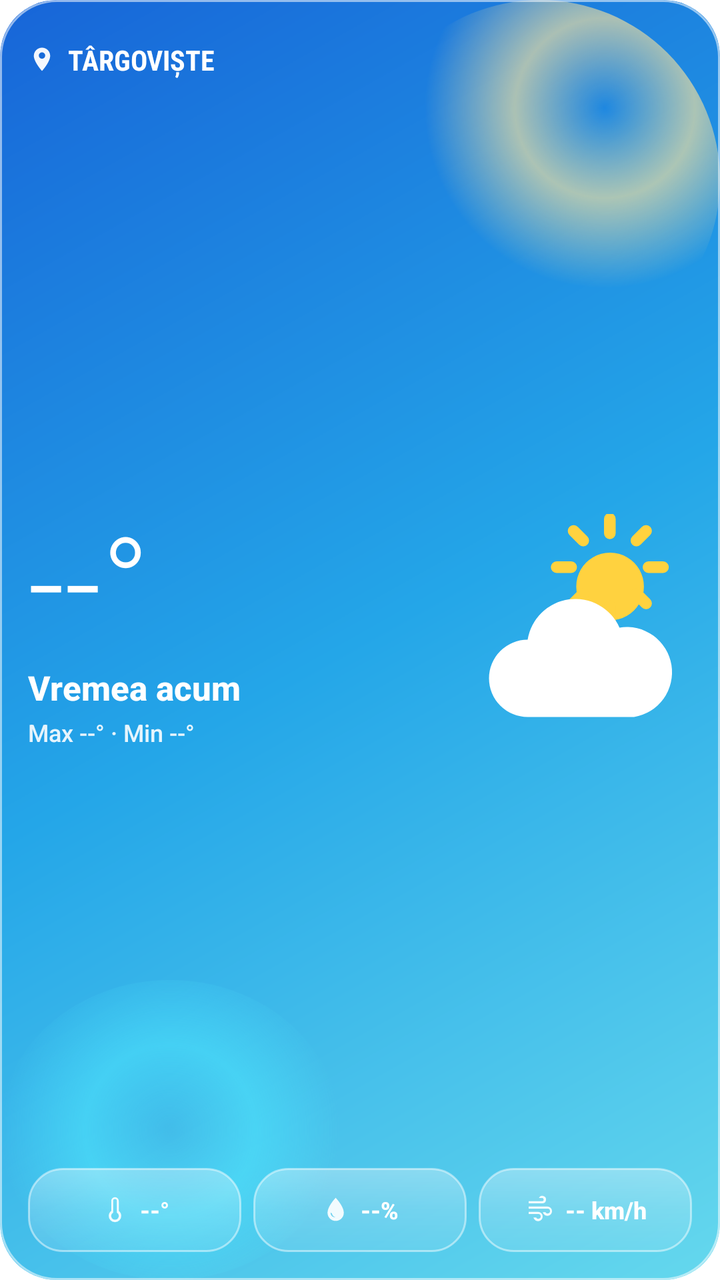
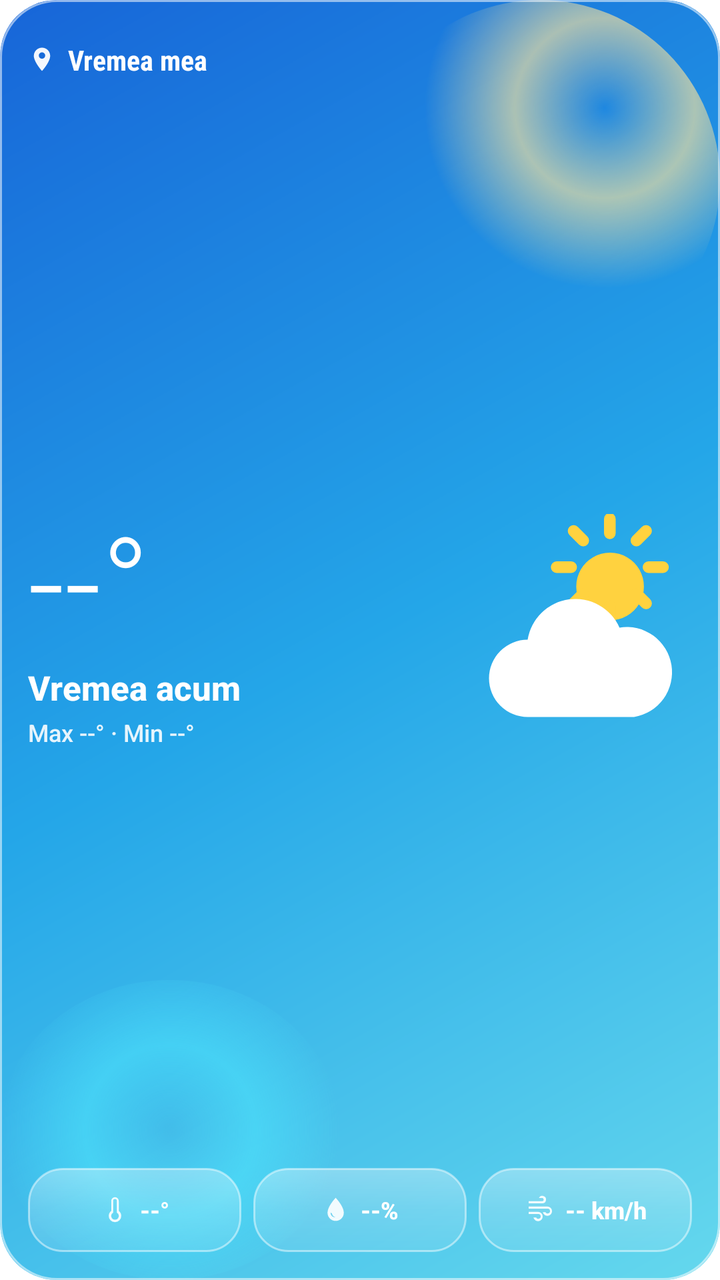

Screens rendered from an Android XML layout before and after an edit, with the pre-edit source and the edit as a unified diff.
<!-- AndroidManifest.xml: application theme android:Theme.Translucent.NoTitleBar -->
<!-- res/layout/widget_details.xml -->
<?xml version="1.0" encoding="utf-8"?>
<LinearLayout xmlns:android="http://schemas.android.com/apk/res/android"
    android:id="@+id/details_root"
    android:layout_width="match_parent"
    android:layout_height="match_parent"
    android:background="@drawable/widget_weather_day"
    android:clipToOutline="true"
    android:orientation="vertical"
    android:padding="14dp">

    <LinearLayout
        android:layout_width="match_parent"
        android:layout_height="32dp"
        android:gravity="center_vertical"
        android:orientation="horizontal">

        <TextView
            android:id="@+id/details_oras"
            android:layout_width="0dp"
            android:layout_height="wrap_content"
            android:layout_weight="1"
            android:drawableStart="@drawable/ic_widget_location"
            android:drawablePadding="6dp"
            android:ellipsize="end"
            android:fontFamily="sans-serif-condensed"
            android:maxLines="1"
            android:text="TÂRGOVIȘTE"
            android:textColor="#FFFFFFFF"
            android:textSize="14sp"
            android:textStyle="bold" />

        <TextView
            android:id="@+id/details_actualizat"
            android:layout_width="wrap_content"
            android:layout_height="wrap_content"
            android:layout_marginEnd="6dp"
            android:maxLines="1"
            android:text=""
            android:textColor="#D8FFFFFF"
            android:textSize="10sp" />
</LinearLayout>

    <LinearLayout
        android:layout_width="match_parent"
        android:layout_height="0dp"
        android:layout_weight="1"
        android:baselineAligned="false"
        android:gravity="center_vertical"
        android:orientation="horizontal">

        <LinearLayout
            android:layout_width="0dp"
            android:layout_height="wrap_content"
            android:layout_weight="1"
            android:orientation="vertical">

            <TextView
                android:id="@+id/details_temp"
                android:layout_width="wrap_content"
                android:layout_height="wrap_content"
                android:fontFamily="sans-serif-light"
                android:includeFontPadding="false"
                android:maxLines="1"
                android:text="--°"
                android:textColor="#FFFFFFFF"
                android:textSize="64sp" />

            <TextView
                android:id="@+id/details_desc"
                android:layout_width="match_parent"
                android:layout_height="wrap_content"
                android:layout_marginTop="2dp"
                android:ellipsize="end"
                android:fontFamily="sans-serif-medium"
                android:maxLines="1"
                android:text="Vremea acum"
                android:textColor="#FFFFFFFF"
                android:textSize="17sp"
                android:textStyle="bold" />

            <TextView
                android:id="@+id/details_maxmin"
                android:layout_width="match_parent"
                android:layout_height="wrap_content"
                android:layout_marginTop="3dp"
                android:ellipsize="end"
                android:fontFamily="sans-serif-medium"
                android:maxLines="1"
                android:text="Max --° · Min --°"
                android:textColor="#E2FFFFFF"
                android:textSize="12sp" />

            <TextView
                android:id="@+id/details_warning"
                android:layout_width="wrap_content"
                android:layout_height="wrap_content"
                android:layout_marginTop="5dp"
                android:background="@drawable/widget_warning_yellow"
                android:ellipsize="end"
                android:maxLines="1"
                android:paddingStart="8dp"
                android:paddingTop="4dp"
                android:paddingEnd="8dp"
                android:paddingBottom="4dp"
                android:text="! COD"
                android:textColor="#27313B"
                android:textSize="8sp"
                android:textStyle="bold"
                android:visibility="gone" />
        </LinearLayout>

        <ImageView
            android:id="@+id/details_icon"
            android:layout_width="116dp"
            android:layout_height="116dp"
            android:layout_marginStart="10dp"
            android:contentDescription="Starea vremii"
            android:src="@drawable/ic_w_partial" />
    </LinearLayout>

    <LinearLayout
        android:layout_width="match_parent"
        android:layout_height="42dp"
        android:baselineAligned="false"
        android:orientation="horizontal">

        <LinearLayout
            android:layout_width="0dp"
            android:layout_height="match_parent"
            android:layout_marginEnd="4dp"
            android:layout_weight="1"
            android:background="@drawable/widget_glass"
            android:gravity="center"
            android:orientation="horizontal"
            android:paddingStart="7dp"
            android:paddingEnd="7dp">
            <ImageView android:layout_width="15dp" android:layout_height="15dp" android:contentDescription="Temperatura resimțită" android:src="@drawable/ic_widget_thermo" />
            <TextView android:id="@+id/details_feels" android:layout_width="wrap_content" android:layout_height="wrap_content" android:layout_marginStart="5dp" android:ellipsize="end" android:fontFamily="sans-serif-medium" android:maxLines="1" android:text="--°" android:textColor="#FFFFFFFF" android:textSize="12sp" android:textStyle="bold" />
        </LinearLayout>

        <LinearLayout
            android:layout_width="0dp"
            android:layout_height="match_parent"
            android:layout_marginStart="2dp"
            android:layout_marginEnd="2dp"
            android:layout_weight="1"
            android:background="@drawable/widget_glass"
            android:gravity="center"
            android:orientation="horizontal"
            android:paddingStart="7dp"
            android:paddingEnd="7dp">
            <ImageView android:layout_width="15dp" android:layout_height="15dp" android:contentDescription="Umiditate" android:src="@drawable/ic_widget_drop" />
            <TextView android:id="@+id/details_humidity" android:layout_width="wrap_content" android:layout_height="wrap_content" android:layout_marginStart="5dp" android:ellipsize="end" android:fontFamily="sans-serif-medium" android:maxLines="1" android:text="--%" android:textColor="#FFFFFFFF" android:textSize="12sp" android:textStyle="bold" />
        </LinearLayout>

        <LinearLayout
            android:layout_width="0dp"
            android:layout_height="match_parent"
            android:layout_marginStart="4dp"
            android:layout_weight="1"
            android:background="@drawable/widget_glass"
            android:gravity="center"
            android:orientation="horizontal"
            android:paddingStart="7dp"
            android:paddingEnd="7dp">
            <ImageView android:layout_width="16dp" android:layout_height="16dp" android:contentDescription="Vânt" android:src="@drawable/ic_widget_wind" />
            <TextView android:id="@+id/details_wind" android:layout_width="wrap_content" android:layout_height="wrap_content" android:layout_marginStart="5dp" android:ellipsize="end" android:fontFamily="sans-serif-medium" android:maxLines="1" android:text="-- km/h" android:textColor="#FFFFFFFF" android:textSize="12sp" android:textStyle="bold" />
        </LinearLayout>
    </LinearLayout>
</LinearLayout>
<!-- resources referenced by this layout -->
<resources>
  <!-- drawable ic_w_partial (drawable) -->
  <vector xmlns:android="http://schemas.android.com/apk/res/android"
      android:width="48dp" android:height="48dp" android:viewportWidth="48" android:viewportHeight="48">
      <path android:fillColor="#FFD23F" android:pathData="M31,8a7,7 0 1,0 0.1,0z"/>
      <path android:strokeColor="#FFD23F" android:strokeWidth="2.4" android:strokeLineCap="round"
          android:pathData="M31,1v3 M31,19v3 M20,11h3 M39,11h3 M23.5,3.5l2,2 M36.5,16.5l2,2 M38.5,3.5l-2,2 M25.5,16.5l-2,2"/>
      <path android:fillColor="#FFFFFF"
          android:pathData="M14,42a8,8 0 0,1 0,-16 10,10 0 0,1 19,-2.5 8,8 0 0,1 3,18.5z"/>
  </vector>
  <!-- drawable ic_widget_drop (drawable) -->
  <vector xmlns:android="http://schemas.android.com/apk/res/android" android:width="14dp" android:height="14dp" android:viewportWidth="24" android:viewportHeight="24">
      <path android:fillColor="#E8FFFFFF" android:pathData="M12,2.5S5.5,9.2 5.5,14.5a6.5,6.5 0,1 0,13,0C18.5,9.2 12,2.5 12,2.5zM9,15c0.3,1.7 1.3,2.7 3,3c-2.4,0.4 -4.4,-1.6 -4,-4c0.2,0.6 0.5,0.9 1,1z" />
  </vector>
  <!-- drawable ic_widget_location (drawable) -->
  <vector xmlns:android="http://schemas.android.com/apk/res/android" android:width="14dp" android:height="14dp" android:viewportWidth="24" android:viewportHeight="24">
      <path android:fillColor="#F2FFFFFF" android:pathData="M12,2C8.13,2 5,5.13 5,9c0,5.25 7,13 7,13s7,-7.75 7,-13c0,-3.87 -3.13,-7 -7,-7zM12,11.5A2.5,2.5 0,1 1,12,6a2.5,2.5 0,0 1,0,5.5z" />
  </vector>
  <!-- drawable ic_widget_thermo (drawable) -->
  <vector xmlns:android="http://schemas.android.com/apk/res/android" android:width="14dp" android:height="14dp" android:viewportWidth="24" android:viewportHeight="24">
      <path android:fillColor="#E8FFFFFF" android:pathData="M15,13V5a3,3 0,0 0,-6,0v8a5,5 0,1 0,6,0zM12,20a3,3 0,0 1,-1.5,-5.6V5a1.5,1.5 0,0 1,3,0v9.4A3,3 0,0 1,12,20z" />
  </vector>
  <!-- drawable ic_widget_wind (drawable) -->
  <vector xmlns:android="http://schemas.android.com/apk/res/android" android:width="15dp" android:height="15dp" android:viewportWidth="24" android:viewportHeight="24">
      <path android:fillColor="#E8FFFFFF" android:pathData="M4,7h10.2a2.8,2.8 0,1 0,-2.5,-4h2.1a1.2,1.2 0,1 1,0.4,2.4H4V7zM4,11h14.2a1.8,1.8 0,1 1,-1.6,2.6h-2a3.5,3.5 0,1 0,3.6,-4.2H4V11zM4,15h7.2a1.8,1.8 0,1 1,-1.6,2.6h-2a3.5,3.5 0,1 0,3.6,-4.2H4V15z" />
  </vector>
  <!-- drawable widget_glass (drawable) -->
  <?xml version="1.0" encoding="utf-8"?>
  <shape xmlns:android="http://schemas.android.com/apk/res/android" android:shape="rectangle">
      <corners android:radius="17dp" />
      <gradient android:angle="270" android:startColor="#55FFFFFF" android:centerColor="#2EFFFFFF" android:endColor="#16FFFFFF" />
      <stroke android:width="1dp" android:color="#78FFFFFF" />
  </shape>
  <!-- drawable widget_warning_yellow (drawable) -->
  <?xml version="1.0" encoding="utf-8"?>
  <shape xmlns:android="http://schemas.android.com/apk/res/android" android:shape="rectangle">
      <corners android:radius="12dp" />
      <solid android:color="#FFFFD34F" />
  </shape>
  <!-- unchanged entries left out for length: 1 -->
</resources>

<!-- the commit's change to res/layout/widget_details.xml (unified diff, before → after) -->
@@ -24,7 +24,7 @@
             android:ellipsize="end"
             android:fontFamily="sans-serif-condensed"
             android:maxLines="1"
-            android:text="TÂRGOVIȘTE"
+            android:text="@string/widget_preview_city"
             android:textColor="#FFFFFFFF"
             android:textSize="14sp"
             android:textStyle="bold" />
<!-- resource entries referenced after the edit -->
@@ -38,6 +38,7 @@
       <corners android:radius="12dp" />
       <solid android:color="#FFFFD34F" />
   </shape>
+  <string name="widget_preview_city">Vremea mea</string>
   <!-- unchanged entries left out for length: 1 -->
 </resources>
 
